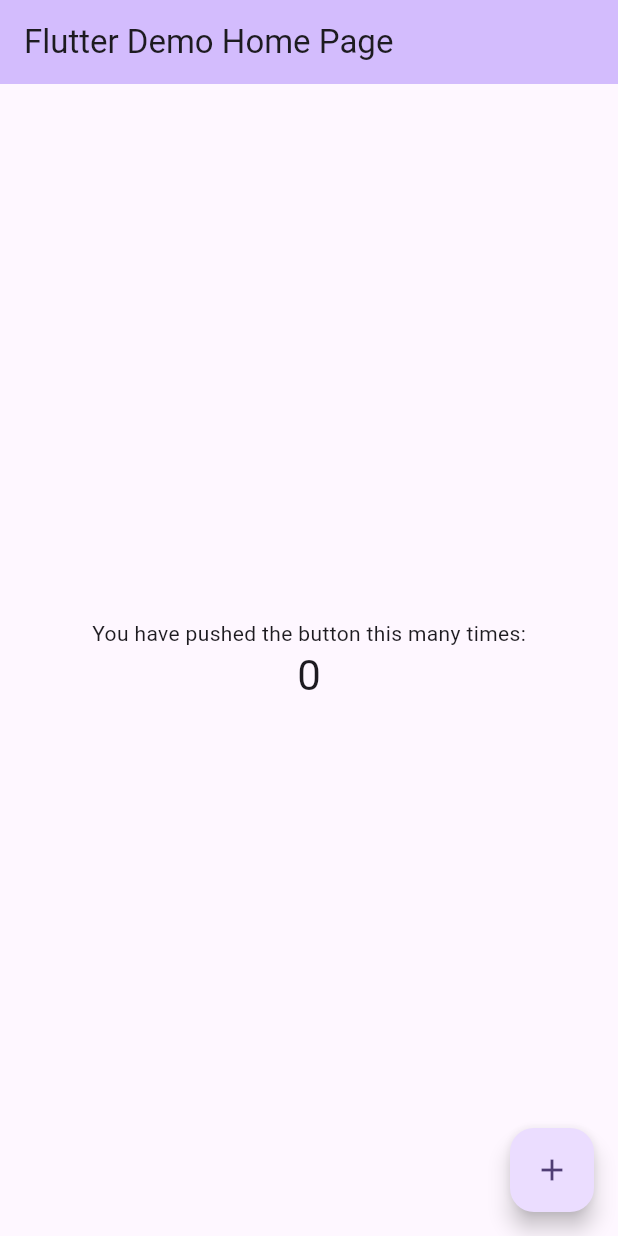
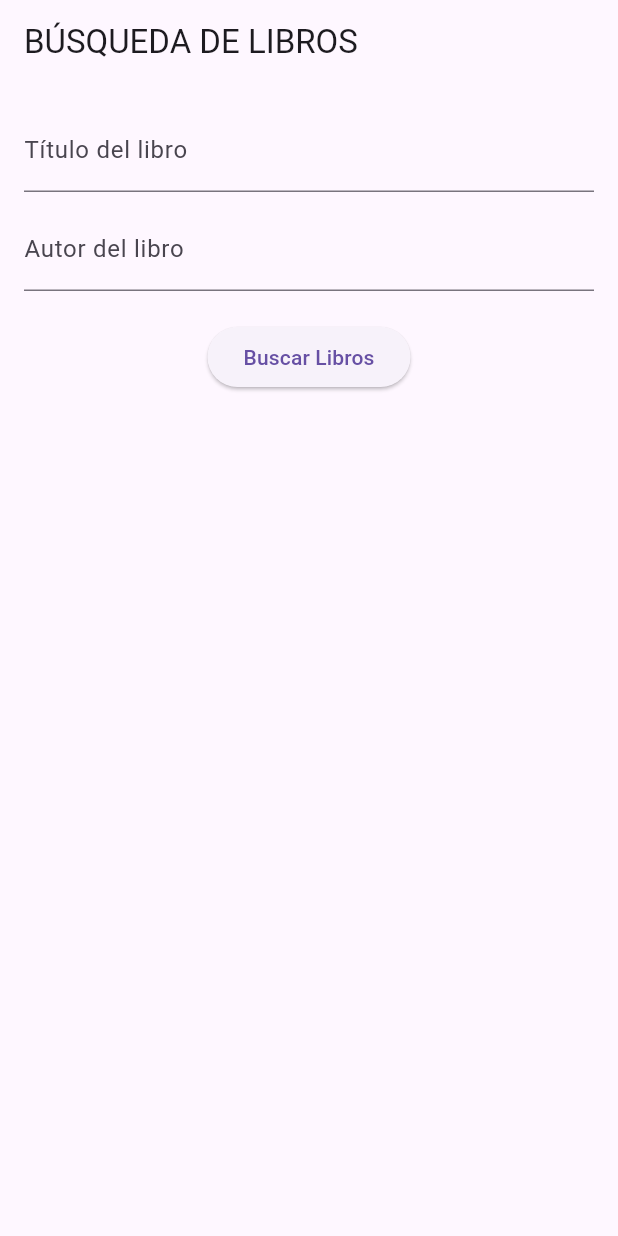
Before and after one commit to ADPS7/BiblioApp, a Flutter app: the screen it shows after launch, on a phone screen of 412 x 824 dp. Run offline on Flutter 3.47's test engine with Material 3 defaults, Android fonts, the phone set to English and light mode, and no system bars; our stand-ins replace flutter_bloc.

Commit message:
creacion de success y avances en bloc

```diff
--- /dev/null
+++ b/biblioteca/lib/features/home/presentation/views/success/bloc/principal_event.dart
@@ -0,0 +1,10 @@
+part of 'principal_bloc.dart';
+
+abstract class PrincipalEvent {}
+
+class SearchBooksEvent extends PrincipalEvent {
+  final String title;
+  final String author;
+
+  SearchBooksEvent({required this.title, required this.author});
+}
--- /dev/null
+++ b/biblioteca/lib/features/home/presentation/views/success/bloc/principal_state.dart
@@ -0,0 +1,22 @@
+part of 'principal_bloc.dart';
+
+abstract class PrincipalState {}
+
+class InitialPrincipalState extends PrincipalState {}
+
+class LoadingPrincipalState extends PrincipalState {}
+
+class SuccessPrincipalState extends PrincipalState {
+  final List books;
+  final int totalResults;
+
+  SuccessPrincipalState({required this.books, required this.totalResults});
+}
+
+class ErrorPrincipalState extends PrincipalState {
+  final String message;
+
+  ErrorPrincipalState({required this.message});
+}
+
+class EmptyPrincipalState extends PrincipalState {}
--- /dev/null
+++ b/biblioteca/lib/features/home/presentation/views/success/principal_screen.dart
@@ -0,0 +1,124 @@
+import 'package:flutter/material.dart';
+import 'package:flutter_bloc/flutter_bloc.dart';
+
+import 'results_screen.dart';
+import 'bloc/principal_bloc.dart';
+
+class PrincipalScreen extends StatelessWidget {
+  PrincipalScreen({super.key});
+
+  // Controladores para los campos de texto
+  final titleController = TextEditingController();
+  final authorController = TextEditingController();
+
+  @override
+  Widget build(BuildContext context) {
+    return BlocProvider(
+      create: (context) => PrincipalBloc(),
+      child: Builder(
+        builder: (context) {
+          return Scaffold(
+            appBar: AppBar(
+              title: const Text('BÚSQUEDA DE LIBROS'),
+            ),
+            body: Padding(
+              padding: const EdgeInsets.all(16.0),
+              child: Column(
+                children: [
+                  // Campo de Título
+                  TextField(
+                    controller: titleController,
+                    decoration:
+                        const InputDecoration(labelText: 'Título del libro'),
+                  ),
+
+                  const SizedBox(height: 10),
+
+                  // Campo de Autor
+                  TextField(
+                    controller: authorController,
+                    decoration:
+                        const InputDecoration(labelText: 'Autor del libro'),
+                  ),
+
+                  const SizedBox(height: 20),
+
+                  // Botón de búsqueda
+                  ElevatedButton(
+                    onPressed: () {
+                      final title = titleController.text.trim();
+                      final author = authorController.text.trim();
+
+                      // Validación: al menos un campo debe tener valor
+                      if (title.isEmpty && author.isEmpty) {
+                        ScaffoldMessenger.of(context).showSnackBar(
+                          const SnackBar(
+                            content: Text(
+                                'Por favor ingresa un título o un autor.'),
+                          ),
+                        );
+                        return;
+                      }
+
+                      // ✔️ CORRECTO: Ahora puedes usar read() porque estamos dentro del Builder
+                      context.read<PrincipalBloc>().add(
+                            SearchBooksEvent(title: title, author: author),
+                          );
+                    },
+                    child: const Text('Buscar Libros'),
+                  ),
+
+                  const SizedBox(height: 20),
+
+                  // Escucha cambios del BLoC
+                  BlocConsumer<PrincipalBloc, PrincipalState>(
+                    listener: (context, state) {
+                      if (state is SuccessPrincipalState) {
+                        // ✔️ Navegación correcta SIEMPRE QUE ResultsScreen exista
+                        Navigator.push(
+                          context,
+                          MaterialPageRoute(
+                            builder: (_) => ResultsScreen(
+                              books: state.books,
+                              totalResults: state.totalResults,
+                            ),
+                          ),
+                        );
+                      } else if (state is EmptyPrincipalState) {
+                        showDialog(
+                          context: context,
+                          builder: (_) => AlertDialog(
+                            title: const Text('Sin resultados'),
+                            content:
+                                const Text('No se encontraron libros.'),
+                            actions: [
+                              TextButton(
+                                onPressed: Navigator.of(context).pop,
+                                child: const Text('Cerrar'),
+                              )
+                            ],
+                          ),
+                        );
+                      } else if (state is ErrorPrincipalState) {
+                        ScaffoldMessenger.of(context).showSnackBar(
+                          SnackBar(content: Text(state.message)),
+                        );
+                      }
+                    },
+                    builder: (context, state) {
+                      if (state is LoadingPrincipalState) {
+                        return const Center(
+                            child: CircularProgressIndicator());
+                      }
+                      return const SizedBox.shrink(); // No mostrar nada si no está cargando
+                    },
+                  ),
+                ],
+              ),
+            ),
+          );
+        },
+      ),
+    );
+  }
+}
--- a/biblioteca/lib/main.dart
+++ b/biblioteca/lib/main.dart
@@ -1,122 +1,23 @@
 import 'package:flutter/material.dart';
+import 'features/home/presentation/views/success/principal_screen.dart'; // Asegúrate que esta ruta sea correcta.
 
 void main() {
-  runApp(const MyApp());
+  runApp(const BookApp());
 }
 
-class MyApp extends StatelessWidget {
-  const MyApp({super.key});
+class BookApp extends StatelessWidget {
+  const BookApp({super.key});
 
-  // This widget is the root of your application.
   @override
   Widget build(BuildContext context) {
     return MaterialApp(
-      title: 'Flutter Demo',
+      title: 'Búsqueda de Libros',
+      debugShowCheckedModeBanner: false,
       theme: ThemeData(
-        // This is the theme of your application.
-        //
-        // TRY THIS: Try running your application with "flutter run". You'll see
-        // the application has a purple toolbar. Then, without quitting the app,
-        // try changing the seedColor in the colorScheme below to Colors.green
-        // and then invoke "hot reload" (save your changes or press the "hot
-        // reload" button in a Flutter-supported IDE, or press "r" if you used
-        // the command line to start the app).
-        //
-        // Notice that the counter didn't reset back to zero; the application
-        // state is not lost during the reload. To reset the state, use hot
-        // restart instead.
-        //
-        // This works for code too, not just values: Most code changes can be
-        // tested with just a hot reload.
-        colorScheme: ColorScheme.fromSeed(seedColor: Colors.deepPurple),
+        primarySwatch: Colors.blue,
+        useMaterial3: true,
       ),
-      home: const MyHomePage(title: 'Flutter Demo Home Page'),
+      home: PrincipalScreen(),
     );
   }
 }
-
-class MyHomePage extends StatefulWidget {
-  const MyHomePage({super.key, required this.title});
-
-  // This widget is the home page of your application. It is stateful, meaning
-  // that it has a State object (defined below) that contains fields that affect
-  // how it looks.
-
-  // This class is the configuration for the state. It holds the values (in this
-  // case the title) provided by the parent (in this case the App widget) and
-  // used by the build method of the State. Fields in a Widget subclass are
-  // always marked "final".
-
-  final String title;
-
-  @override
-  State<MyHomePage> createState() => _MyHomePageState();
-}
-
-class _MyHomePageState extends State<MyHomePage> {
-  int _counter = 0;
-
-  void _incrementCounter() {
-    setState(() {
-      // This call to setState tells the Flutter framework that something has
-      // changed in this State, which causes it to rerun the build method below
-      // so that the display can reflect the updated values. If we changed
-      // _counter without calling setState(), then the build method would not be
-      // called again, and so nothing would appear to happen.
-      _counter++;
-    });
-  }
-
-  @override
-  Widget build(BuildContext context) {
-    // This method is rerun every time setState is called, for instance as done
-    // by the _incrementCounter method above.
-    //
-    // The Flutter framework has been optimized to make rerunning build methods
-    // fast, so that you can just rebuild anything that needs updating rather
-    // than having to individually change instances of widgets.
-    return Scaffold(
-      appBar: AppBar(
-        // TRY THIS: Try changing the color here to a specific color (to
-        // Colors.amber, perhaps?) and trigger a hot reload to see the AppBar
-        // change color while the other colors stay the same.
-        backgroundColor: Theme.of(context).colorScheme.inversePrimary,
-        // Here we take the value from the MyHomePage object that was created by
-        // the App.build method, and use it to set our appbar title.
-        title: Text(widget.title),
-      ),
-      body: Center(
-        // Center is a layout widget. It takes a single child and positions it
-        // in the middle of the parent.
-        child: Column(
-          // Column is also a layout widget. It takes a list of children and
-          // arranges them vertically. By default, it sizes itself to fit its
-          // children horizontally, and tries to be as tall as its parent.
-          //
-          // Column has various properties to control how it sizes itself and
-          // how it positions its children. Here we use mainAxisAlignment to
-          // center the children vertically; the main axis here is the vertical
-          // axis because Columns are vertical (the cross axis would be
-          // horizontal).
-          //
-          // TRY THIS: Invoke "debug painting" (choose the "Toggle Debug Paint"
-          // action in the IDE, or press "p" in the console), to see the
-          // wireframe for each widget.
-          mainAxisAlignment: MainAxisAlignment.center,
-          children: <Widget>[
-            const Text('You have pushed the button this many times:'),
-            Text(
-              '$_counter',
-              style: Theme.of(context).textTheme.headlineMedium,
-            ),
-          ],
-        ),
-      ),
-      floatingActionButton: FloatingActionButton(
-        onPressed: _incrementCounter,
-        tooltip: 'Increment',
-        child: const Icon(Icons.add),
-      ), // This trailing comma makes auto-formatting nicer for build methods.
-    );
-  }
-}
--- a/biblioteca/pubspec.yaml
+++ b/biblioteca/pubspec.yaml
@@ -34,6 +34,8 @@ dependencies:
   # The following adds the Cupertino Icons font to your application.
   # Use with the CupertinoIcons class for iOS style icons.
   cupertino_icons: ^1.0.8
+  http: ^1.4.0
+  flutter_bloc: ^9.1.1
 
 dev_dependencies:
   flutter_test:
```
Also changed, not shown: biblioteca/lib/core/services/http_service.dart (added, +58 -0 lines), biblioteca/lib/features/home/presentation/views/success/bloc/principal_bloc.dart (added, +32 -0 lines), biblioteca/lib/features/home/presentation/views/success/results_screen.dart (added, +160 -0 lines), biblioteca/lib/features/home/bloc/principal_bloc.dart (added), biblioteca/lib/features/home/bloc/principal_event.dart (added), biblioteca/lib/features/home/bloc/principal_state.dart (added), biblioteca/lib/features/home/presentation/views/success/principal.dart (added), biblioteca/pubspec.lock.
